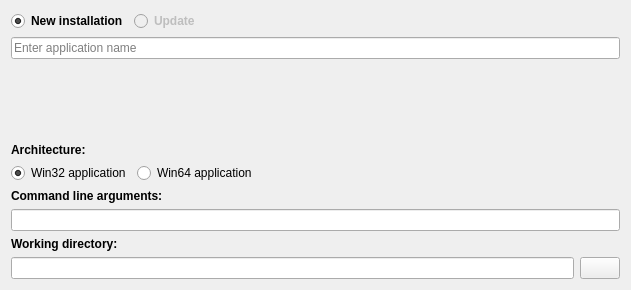
LLIAKAJL/WineWizard, file src/intropage.ui: the form before one commit.
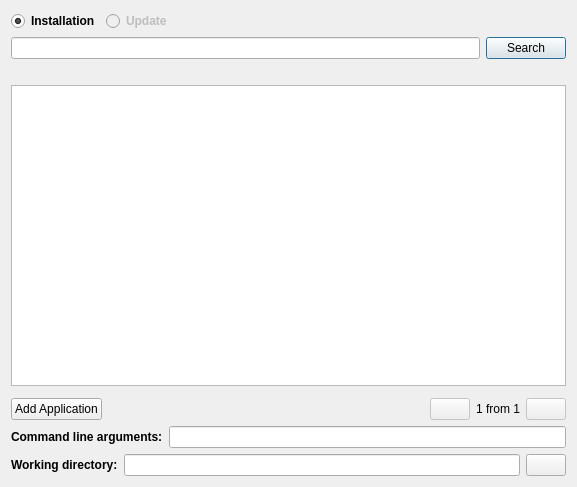
The form after the commit. Icons and pictures are not drawn. Custom widgets are drawn as their Qt base class.

```diff
--- a/src/intropage.ui
+++ b/src/intropage.ui
@@ -6,22 +6,13 @@
    <rect>
     <x>0</x>
     <y>0</y>
-    <width>631</width>
-    <height>290</height>
+    <width>577</width>
+    <height>487</height>
    </rect>
   </property>
-  <property name="windowTitle">
-   <string notr="true"/>
-  </property>
-  <property name="title">
-   <string>Welcome to the Setup Wizard!</string>
-  </property>
-  <property name="subTitle">
-   <string>Click Next to continue or Cancel to exit.</string>
-  </property>
-  <layout class="QVBoxLayout" name="verticalLayout">
+  <layout class="QVBoxLayout" name="verticalLayout_2">
    <item>
-    <layout class="QHBoxLayout" name="horizontalLayout_2" stretch="0,1">
+    <layout class="QHBoxLayout" name="horizontalLayout_4" stretch="0,1">
      <item>
       <widget class="QRadioButton" name="newRB">
        <property name="font">
@@ -31,7 +22,7 @@
         </font>
        </property>
        <property name="text">
-        <string>New installation</string>
+        <string>Installation</string>
        </property>
        <property name="checked">
         <bool>true</bool>
@@ -63,15 +54,12 @@
     </layout>
    </item>
    <item>
-    <widget class="QStackedWidget" name="typePages">
+    <widget class="QStackedWidget" name="stack">
      <property name="currentIndex">
       <number>0</number>
      </property>
-     <widget class="QWidget" name="pageNew">
-      <layout class="QVBoxLayout" name="verticalLayout_2">
-       <property name="spacing">
-        <number>0</number>
-       </property>
+     <widget class="QWidget" name="pageInstall">
+      <layout class="QVBoxLayout" name="verticalLayout">
        <property name="leftMargin">
         <number>0</number>
        </property>
@@ -85,35 +73,87 @@
         <number>0</number>
        </property>
        <item>
-        <widget class="QLineEdit" name="search">
-         <property name="minimumSize">
-          <size>
-           <width>450</width>
-           <height>0</height>
-          </size>
-         </property>
-         <property name="maxLength">
-          <number>255</number>
-         </property>
-         <property name="placeholderText">
-          <string>Enter application name</string>
+        <layout class="QHBoxLayout" name="horizontalLayout_3">
+         <item>
+          <widget class="QLineEdit" name="search"/>
+         </item>
+         <item>
+          <widget class="QPushButton" name="searchBtn">
+           <property name="text">
+            <string>Search</string>
+           </property>
+           <property name="autoDefault">
+            <bool>true</bool>
+           </property>
+           <property name="default">
+            <bool>true</bool>
          </property>
         </widget>
        </item>
+        </layout>
+       </item>
        <item>
-        <spacer name="verticalSpacer">
+        <widget class="QLabel" name="alter">
+         <property name="wordWrap">
+          <bool>true</bool>
+         </property>
+        </widget>
+       </item>
+       <item>
+        <widget class="HighlightedListView" name="result"/>
+       </item>
+       <item>
+        <widget class="WaitForm" name="wait" native="true"/>
+       </item>
+       <item>
+        <layout class="QHBoxLayout" name="horizontalLayout">
+         <item>
+          <widget class="QPushButton" name="addBtn">
+           <property name="text">
+            <string>Add Application</string>
+           </property>
+          </widget>
+         </item>
+         <item>
+          <spacer name="horizontalSpacer">
          <property name="orientation">
-          <enum>Qt::Vertical</enum>
+            <enum>Qt::Horizontal</enum>
          </property>
          <property name="sizeHint" stdset="0">
           <size>
-           <width>20</width>
-           <height>40</height>
+             <width>263</width>
+             <height>20</height>
           </size>
          </property>
         </spacer>
        </item>
-      </layout>
+         <item>
+          <widget class="QPushButton" name="leftBtn">
+           <property name="enabled">
+            <bool>false</bool>
+           </property>
+          </widget>
+         </item>
+         <item>
+          <widget class="QLabel" name="pagenum">
+           <property name="text">
+            <string notr="true">1 from 1</string>
+           </property>
+           <property name="alignment">
+            <set>Qt::AlignCenter</set>
+           </property>
+          </widget>
+         </item>
+         <item>
+          <widget class="QPushButton" name="rightBtn">
+           <property name="enabled">
+            <bool>false</bool>
+           </property>
+          </widget>
+         </item>
+        </layout>
+       </item>
+      </layout>
      </widget>
      <widget class="QWidget" name="pageTogether">
       <layout class="QVBoxLayout" name="verticalLayout_3">
@@ -153,48 +193,7 @@
     </widget>
    </item>
    <item>
-    <widget class="QLabel" name="archLbl">
-     <property name="font">
-      <font>
-       <weight>75</weight>
-       <bold>true</bold>
-      </font>
-     </property>
-     <property name="text">
-      <string>Architecture:</string>
-     </property>
-     <property name="buddy">
-      <cstring>win32</cstring>
-     </property>
-    </widget>
-   </item>
-   <item>
-    <layout class="QHBoxLayout" name="horizontalLayout" stretch="0,1">
-     <item>
-      <widget class="QRadioButton" name="win32">
-       <property name="text">
-        <string>Win32 application</string>
-       </property>
-       <property name="checked">
-        <bool>true</bool>
-       </property>
-       <attribute name="buttonGroup">
-        <string notr="true">archGroup</string>
-       </attribute>
-      </widget>
-     </item>
-     <item>
-      <widget class="QRadioButton" name="win64">
-       <property name="text">
-        <string>Win64 application</string>
-       </property>
-       <attribute name="buttonGroup">
-        <string notr="true">archGroup</string>
-       </attribute>
-      </widget>
-     </item>
-    </layout>
-   </item>
+    <layout class="QHBoxLayout" name="horizontalLayout_6">
    <item>
     <widget class="QLabel" name="argsLbl">
      <property name="font">
@@ -214,6 +213,10 @@
    <item>
     <widget class="QLineEdit" name="args"/>
    </item>
+    </layout>
+   </item>
+   <item>
+    <layout class="QHBoxLayout" name="horizontalLayout_5">
    <item>
     <widget class="QLabel" name="workDirLbl">
      <property name="font">
@@ -231,13 +234,7 @@
     </widget>
    </item>
    <item>
-    <layout class="QHBoxLayout" name="workDirLayout">
-     <item>
-      <widget class="QLineEdit" name="workDir">
-       <property name="readOnly">
-        <bool>true</bool>
-       </property>
-      </widget>
+      <widget class="QLineEdit" name="workDir"/>
      </item>
      <item>
       <widget class="QPushButton" name="browseBtn">
@@ -254,17 +251,19 @@
    </item>
   </layout>
  </widget>
- <tabstops>
-  <tabstop>search</tabstop>
-  <tabstop>win32</tabstop>
-  <tabstop>win64</tabstop>
-  <tabstop>args</tabstop>
-  <tabstop>workDir</tabstop>
-  <tabstop>browseBtn</tabstop>
-  <tabstop>newRB</tabstop>
-  <tabstop>updateRB</tabstop>
-  <tabstop>prefixes</tabstop>
- </tabstops>
+ <customwidgets>
+  <customwidget>
+   <class>HighlightedListView</class>
+   <extends>QListView</extends>
+   <header>src/highlightedlistview.h</header>
+  </customwidget>
+  <customwidget>
+   <class>WaitForm</class>
+   <extends>QWidget</extends>
+   <header>src/waitform.h</header>
+   <container>1</container>
+  </customwidget>
+ </customwidgets>
  <resources/>
  <connections/>
  <buttongroups>
```
Left out of the diff: 38 changed lines with no effect on the pictures. Lines whose indentation alone changed are shown as unchanged.
